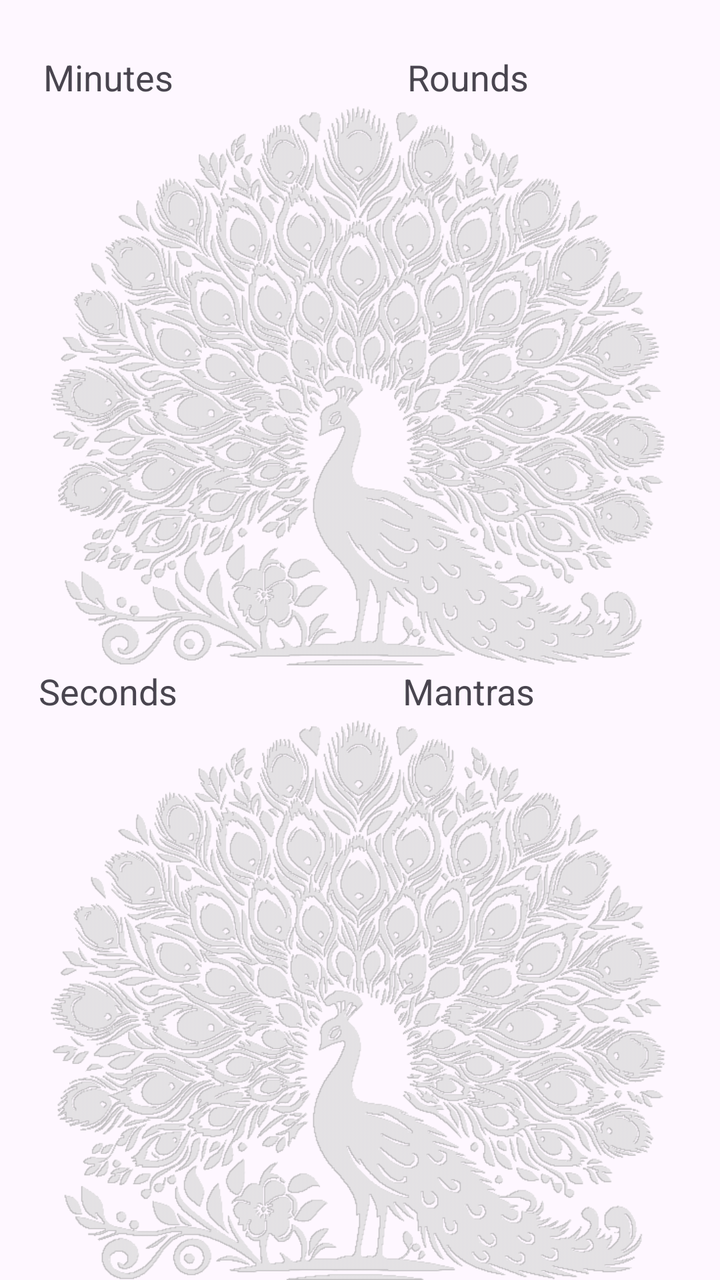
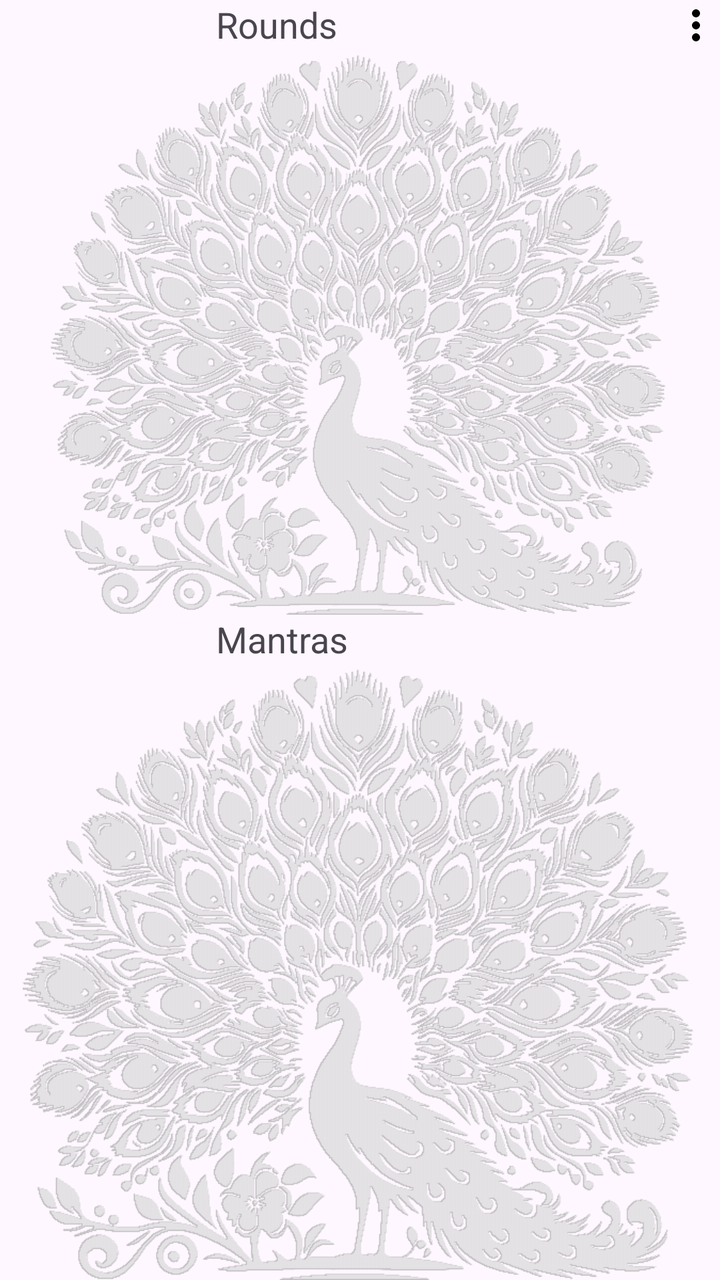

Screens rendered from an Android XML layout before and after an edit, with the pre-edit source and the edit as a unified diff.
<!-- AndroidManifest.xml: application theme Theme.JapaClocker -->
<!-- res/layout/activity_main.xml -->
<androidx.constraintlayout.widget.ConstraintLayout
    xmlns:android="http://schemas.android.com/apk/res/android"
    xmlns:app="http://schemas.android.com/apk/res-auto"
    xmlns:tools="http://schemas.android.com/tools"
    android:layout_width="match_parent"
    android:layout_height="match_parent"
    tools:ignore="HardcodedText">

    <ImageView
        android:id="@+id/topImageView"
        android:layout_width="0dp"
        android:layout_height="0dp"
        android:src="@drawable/peacock"
        app:layout_constraintTop_toBottomOf="@id/tvRoundslabel"
        app:layout_constraintBottom_toBottomOf="@id/tvRounds"
        app:layout_constraintLeft_toLeftOf="@id/rvRounds"
        app:layout_constraintRight_toRightOf="@id/tvRounds" />
    <ImageView
        android:id="@+id/bottomImageView"
        android:layout_width="0dp"
        android:layout_height="0dp"
        android:src="@drawable/peacock"
        app:layout_constraintTop_toBottomOf="@+id/tvMantraslabel"
        app:layout_constraintBottom_toBottomOf="parent"
        app:layout_constraintLeft_toLeftOf="@id/rvRounds"
        app:layout_constraintRight_toRightOf="@id/tvRounds" />

    <androidx.appcompat.widget.Toolbar
        android:id="@+id/toolbar"
        android:layout_width="match_parent"
        android:layout_height="0dp"
        app:layout_constraintHeight_percent=".04"
        app:layout_constraintLeft_toLeftOf="parent"
        app:layout_constraintRight_toRightOf="parent"
        app:layout_constraintTop_toTopOf="parent"
        android:elevation="4dp"
        android:background="@color/material_on_surface_stroke"
        android:backgroundTintMode="src_over"
        android:backgroundTint="@color/material_on_surface_stroke"
        android:title="Japa Clocker"
        android:theme="@style/ThemeOverlay.AppCompat.ActionBar" />

    <TextView
        android:id="@+id/tvRoundslabel"
        android:layout_width="0dp"
        android:layout_height="0dp"
        app:layout_constraintTop_toBottomOf="@id/toolbar"
        app:layout_constraintRight_toRightOf="parent"
        app:layout_constraintWidth_percent="0.7"
        app:layout_constraintHeight_percent=".04"
        android:background="@color/material_on_surface_stroke"
        android:text="Rounds"
        android:textSize="18sp"
        android:gravity="center"/>
    <TextView
        android:id="@+id/rvRoundslabel"
        android:layout_width="0dp"
        android:layout_height="0dp"
        app:layout_constraintTop_toBottomOf="@id/toolbar"
        app:layout_constraintRight_toLeftOf="@id/tvRoundslabel"
        app:layout_constraintLeft_toLeftOf="parent"
        app:layout_constraintBottom_toBottomOf="@+id/tvRoundslabel"
        android:background="@color/material_on_surface_stroke"
        android:text="Minutes"
        android:gravity="center"
        android:textSize="18sp" />
    <TextView
        android:id="@+id/tvRounds"
        android:layout_width="0dp"
        android:layout_height="0dp"
        app:layout_constraintTop_toBottomOf="@id/tvRoundslabel"
        app:layout_constraintLeft_toLeftOf="@id/tvRoundslabel"
        app:layout_constraintRight_toRightOf="@id/tvRoundslabel"
        app:layout_constraintHeight_percent=".44"
        android:clickable="true"
        android:longClickable="true"
        android:paddingTop="20sp"
        android:textAlignment="center"
        android:textSize="120sp"/>

    <androidx.recyclerview.widget.RecyclerView
        android:id="@+id/rvRounds"
        android:layout_width="0dp"
        android:layout_height="0dp"
        app:layout_constraintTop_toBottomOf="@id/rvRoundslabel"
        app:layout_constraintLeft_toLeftOf="@id/rvRoundslabel"
        app:layout_constraintRight_toRightOf="@id/rvRoundslabel"
        app:layout_constraintBottom_toBottomOf="@id/tvRounds"
        android:requiresFadingEdge="vertical"
        android:fadingEdgeLength="150dp"/>

    <TextView
        android:id="@+id/tvMantraslabel"
        android:layout_width="0dp"
        android:layout_height="0dp"
        app:layout_constraintTop_toBottomOf="@id/tvRounds"
        app:layout_constraintLeft_toLeftOf="@id/tvRoundslabel"
        app:layout_constraintRight_toRightOf="@id/tvRoundslabel"
        app:layout_constraintHeight_percent=".04"
        android:background="@color/material_on_surface_stroke"
        android:text="Mantras"
        android:gravity="center"
        android:textSize="18sp"/>
    <TextView
        android:id="@+id/rvMantraslabel"
        android:layout_width="0dp"
        android:layout_height="0dp"
        app:layout_constraintTop_toBottomOf="@id/rvRounds"
        app:layout_constraintLeft_toLeftOf="@id/rvRoundslabel"
        app:layout_constraintRight_toRightOf="@id/rvRoundslabel"
        app:layout_constraintBottom_toBottomOf="@id/tvMantraslabel"
        android:background="@color/material_on_surface_stroke"
        android:text="Seconds"
        android:gravity="center"
        android:textSize="18sp"
        />
    <TextView
        android:id="@+id/tvMantras"
        android:layout_width="0dp"
        android:layout_height="0dp"
        app:layout_constraintTop_toBottomOf="@id/tvMantraslabel"
        app:layout_constraintLeft_toLeftOf="@id/tvRoundslabel"
        app:layout_constraintRight_toRightOf="@id/tvRoundslabel"
        app:layout_constraintBottom_toBottomOf="parent"
        android:clickable="true"
        android:longClickable="true"
        android:textAlignment="center"
        android:paddingTop="20sp"
        android:textSize="120sp" />
    <androidx.recyclerview.widget.RecyclerView
        android:id="@+id/rvMantras"
        android:layout_width="0dp"
        android:layout_height="0dp"
        app:layout_constraintTop_toBottomOf="@id/rvMantraslabel"
        app:layout_constraintLeft_toLeftOf="@id/rvRoundslabel"
        app:layout_constraintRight_toRightOf="@id/rvRoundslabel"
        app:layout_constraintBottom_toBottomOf="parent"
        android:requiresFadingEdge="vertical"
        android:fadingEdgeLength="150dp"/>

</androidx.constraintlayout.widget.ConstraintLayout>
<!-- resources referenced by this layout -->
<resources>
  <!-- drawable peacock: png bitmap (drawable, 131822 bytes) -->
  <style name="Theme.JapaClocker" parent="Base.Theme.JapaClocker" />
  <style name="Base.Theme.JapaClocker" parent="Theme.Material3.DayNight.NoActionBar">
          <item name="android:statusBarColor">@android:color/transparent</item>
          <item name="android:windowDrawsSystemBarBackgrounds">true</item>
          <item name="android:windowLightStatusBar">true</item>
      </style>
</resources>

<!-- the commit's change to res/layout/activity_main.xml (unified diff, before → after) -->
@@ -25,45 +25,39 @@
         app:layout_constraintLeft_toLeftOf="@id/rvRounds"
         app:layout_constraintRight_toRightOf="@id/tvRounds" />
 
-    <androidx.appcompat.widget.Toolbar
-        android:id="@+id/toolbar"
-        android:layout_width="match_parent"
-        android:layout_height="0dp"
-        app:layout_constraintHeight_percent=".04"
-        app:layout_constraintLeft_toLeftOf="parent"
+    <ImageButton
+        android:id="@+id/overflowMenuButton"
+        android:layout_width="wrap_content"
+        android:layout_height="wrap_content"
+        android:src="@drawable/baseline_more_vert_24"
+        android:background="@android:color/transparent"
+        app:layout_constraintTop_toTopOf="parent"
         app:layout_constraintRight_toRightOf="parent"
-        app:layout_constraintTop_toTopOf="parent"
-        android:elevation="4dp"
-        android:background="@color/material_on_surface_stroke"
-        android:backgroundTintMode="src_over"
-        android:backgroundTint="@color/material_on_surface_stroke"
-        android:title="Japa Clocker"
-        android:theme="@style/ThemeOverlay.AppCompat.ActionBar" />
+        app:layout_constraintBottom_toBottomOf="@id/tvRoundslabel"
+        app:layout_constraintWidth_percent="0.05"/>
 
     <TextView
         android:id="@+id/tvRoundslabel"
         android:layout_width="0dp"
         android:layout_height="0dp"
-        app:layout_constraintTop_toBottomOf="@id/toolbar"
+        app:layout_constraintTop_toTopOf="parent"
         app:layout_constraintRight_toRightOf="parent"
         app:layout_constraintWidth_percent="0.7"
         app:layout_constraintHeight_percent=".04"
         android:background="@color/material_on_surface_stroke"
         android:text="Rounds"
         android:textSize="18sp"
-        android:gravity="center"/>
+        android:gravity="left"/>
+
     <TextView
         android:id="@+id/rvRoundslabel"
         android:layout_width="0dp"
         android:layout_height="0dp"
-        app:layout_constraintTop_toBottomOf="@id/toolbar"
+        app:layout_constraintTop_toTopOf="parent"
         app:layout_constraintRight_toLeftOf="@id/tvRoundslabel"
         app:layout_constraintLeft_toLeftOf="parent"
         app:layout_constraintBottom_toBottomOf="@+id/tvRoundslabel"
-        android:background="@color/material_on_surface_stroke"
-        android:text="Minutes"
-        android:gravity="center"
-        android:textSize="18sp" />
+        android:background="@color/material_on_surface_stroke" />
     <TextView
         android:id="@+id/tvRounds"
         android:layout_width="0dp"
@@ -74,8 +68,8 @@
         app:layout_constraintHeight_percent=".44"
         android:clickable="true"
         android:longClickable="true"
-        android:paddingTop="20sp"
         android:textAlignment="center"
+        android:paddingTop="80dp"
         android:textSize="120sp"/>
 
     <androidx.recyclerview.widget.RecyclerView
@@ -87,7 +81,8 @@
         app:layout_constraintRight_toRightOf="@id/rvRoundslabel"
         app:layout_constraintBottom_toBottomOf="@id/tvRounds"
         android:requiresFadingEdge="vertical"
-        android:fadingEdgeLength="150dp"/>
+        android:fadingEdgeLength="150dp"
+        android:padding="16dp" />
 
     <TextView
         android:id="@+id/tvMantraslabel"
@@ -99,7 +94,7 @@
         app:layout_constraintHeight_percent=".04"
         android:background="@color/material_on_surface_stroke"
         android:text="Mantras"
-        android:gravity="center"
+        android:gravity="left"
         android:textSize="18sp"/>
     <TextView
         android:id="@+id/rvMantraslabel"
@@ -109,11 +104,7 @@
         app:layout_constraintLeft_toLeftOf="@id/rvRoundslabel"
         app:layout_constraintRight_toRightOf="@id/rvRoundslabel"
         app:layout_constraintBottom_toBottomOf="@id/tvMantraslabel"
-        android:background="@color/material_on_surface_stroke"
-        android:text="Seconds"
-        android:gravity="center"
-        android:textSize="18sp"
-        />
+        android:background="@color/material_on_surface_stroke"/>
     <TextView
         android:id="@+id/tvMantras"
         android:layout_width="0dp"
@@ -125,8 +116,9 @@
         android:clickable="true"
         android:longClickable="true"
         android:textAlignment="center"
-        android:paddingTop="20sp"
+        android:paddingTop="80dp"
         android:textSize="120sp" />
+
     <androidx.recyclerview.widget.RecyclerView
         android:id="@+id/rvMantras"
         android:layout_width="0dp"
@@ -136,6 +128,7 @@
         app:layout_constraintRight_toRightOf="@id/rvRoundslabel"
         app:layout_constraintBottom_toBottomOf="parent"
         android:requiresFadingEdge="vertical"
-        android:fadingEdgeLength="150dp"/>
+        android:fadingEdgeLength="150dp"
+        android:padding="16dp"/>
 
 </androidx.constraintlayout.widget.ConstraintLayout>
<!-- resource entries referenced after the edit -->
@@ -1,5 +1,11 @@
 <!-- resources referenced by this layout -->
 <resources>
+  <!-- drawable baseline_more_vert_24 (drawable) -->
+  <vector xmlns:android="http://schemas.android.com/apk/res/android" android:height="24dp" android:tint="#000000" android:viewportHeight="24" android:viewportWidth="24" android:width="24dp">
+        
+      <path android:fillColor="@android:color/white" android:pathData="M12,8c1.1,0 2,-0.9 2,-2s-0.9,-2 -2,-2 -2,0.9 -2,2 0.9,2 2,2zM12,10c-1.1,0 -2,0.9 -2,2s0.9,2 2,2 2,-0.9 2,-2 -0.9,-2 -2,-2zM12,16c-1.1,0 -2,0.9 -2,2s0.9,2 2,2 2,-0.9 2,-2 -0.9,-2 -2,-2z"/>
+      
+  </vector>
   <!-- drawable peacock: png bitmap (drawable, 131822 bytes) -->
   <style name="Theme.JapaClocker" parent="Base.Theme.JapaClocker" />
   <style name="Base.Theme.JapaClocker" parent="Theme.Material3.DayNight.NoActionBar">
